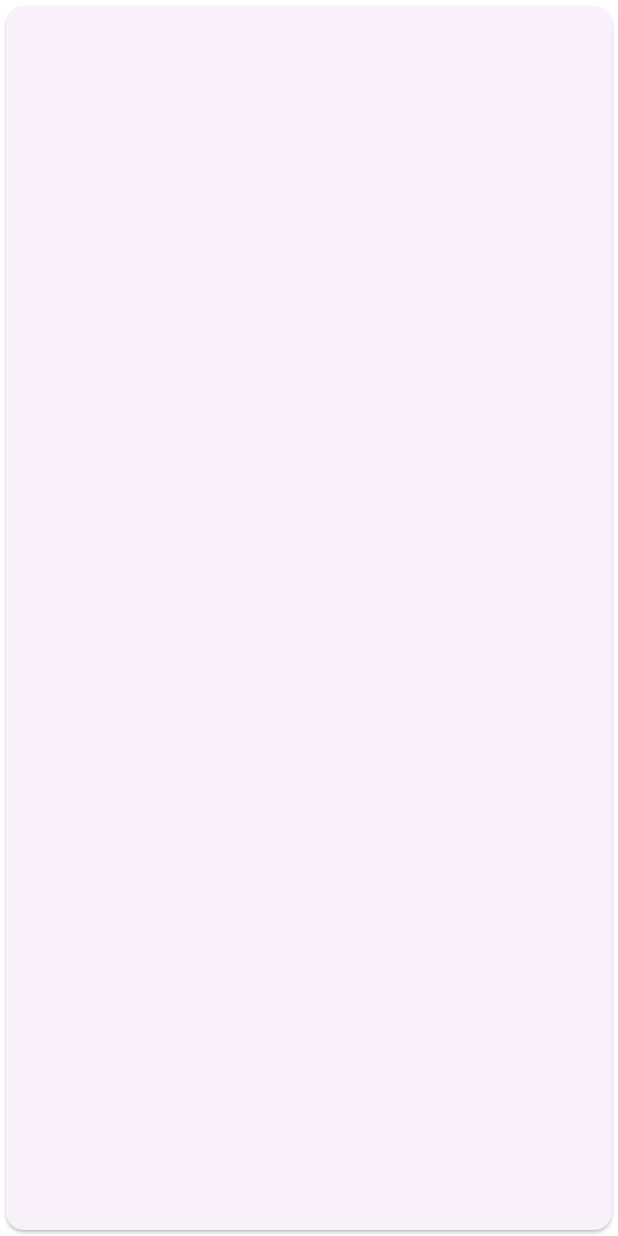
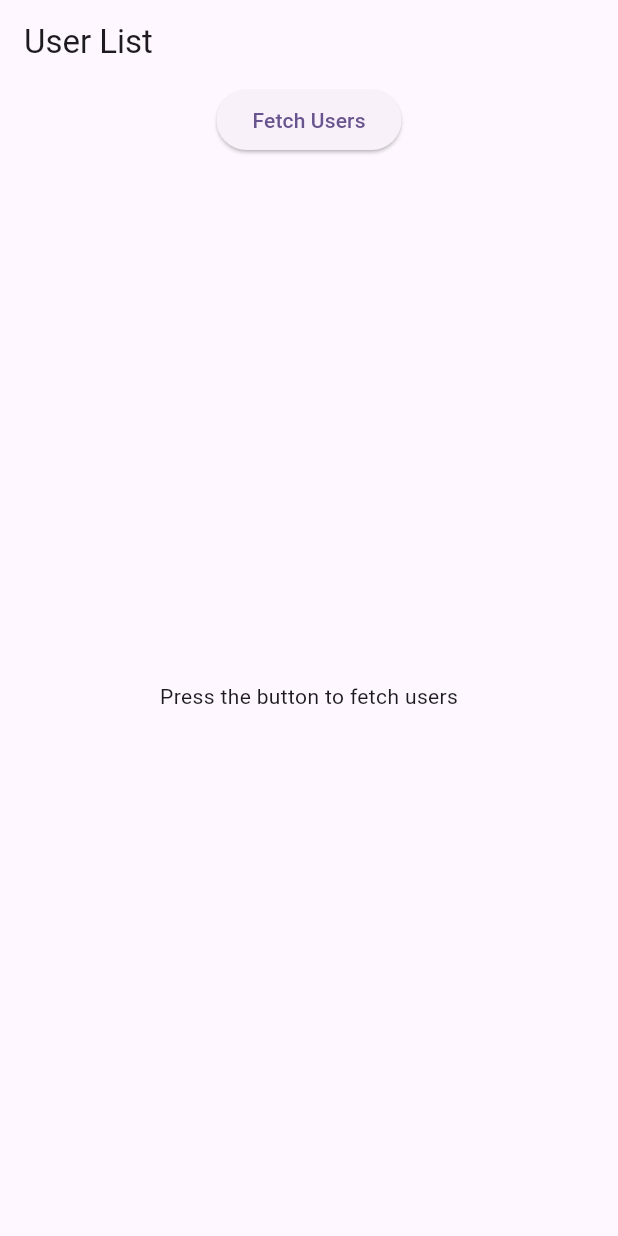
Before and after one commit to eduardo-chan/Flutter-App, a Flutter app: the screen it shows after launch, on a phone screen of 412 x 824 dp. Run offline on Flutter 3.47's test engine with Material 3 defaults, Android fonts, the phone set to English and light mode, and no system bars; our stand-ins replace bloc, equatable, flutter_bloc.

```diff
--- a/lib/data/repository/user_repository.dart
+++ b/lib/data/repository/user_repository.dart
@@ -4,16 +4,21 @@ import '../models/user_model.dart';
 
 class UserRepository {
   final String apiUrl;
-  final String accessToken;
+  //final String accessToken;
 
-  UserRepository({required this.apiUrl, required this.accessToken});
+  UserRepository(
+      {
+        required this.apiUrl
+        //required this.accessToken
+      }
+  );
 
   Future<void> createUser(UserModel user) async {
     final response = await http.post(
       Uri.parse('$apiUrl/users'),
       headers: <String, String>{
         'Content-Type': 'application/json; charset=UTF-8',
-        'Authorization': 'Bearer $accessToken',
+        //'Authorization': 'Bearer $accessToken',
       },
       body: jsonEncode(user.toJson()..remove('id')),
     );
@@ -27,7 +32,7 @@ class UserRepository {
     final response = await http.get(
       Uri.parse('$apiUrl/users/$id'),
       headers: <String, String>{
-        'Authorization': 'Bearer $accessToken',
+        //'Authorization': 'Bearer $accessToken',
       },
     );
 
@@ -43,7 +48,7 @@ class UserRepository {
       Uri.parse('$apiUrl/users'),
       headers: <String, String>{
         'Content-Type': 'application/json; charset=UTF-8',
-        'Authorization': 'Bearer $accessToken',
+        //'Authorization': 'Bearer $accessToken',
       },
       body: jsonEncode(user.toJson()),
     );
@@ -57,7 +62,7 @@ class UserRepository {
     final response = await http.delete(
       Uri.parse('$apiUrl/users/$id'),
       headers: <String, String>{
-        'Authorization': 'Bearer $accessToken',
+        //'Authorization': 'Bearer $accessToken',
       },
     );
 
@@ -68,10 +73,10 @@ class UserRepository {
 
   Future<List<UserModel>> getAllUsers() async {
     final response = await http.get(
-      Uri.parse('$apiUrl/users'),
+      Uri.parse('$apiUrl'),
       headers: <String, String>{
         'Content-Type': 'application/json; charset=UTF-8',
-        'Authorization': 'Bearer $accessToken',
+        //'Authorization': 'Bearer $accessToken',
       },
     );
 
--- a/lib/main.dart
+++ b/lib/main.dart
@@ -1,6 +1,7 @@
 import 'package:flutter/material.dart';
-
-
+import 'package:flutter_bloc/flutter_bloc.dart';
+import 'data/repository/user_repository.dart';
+import 'presentation/screens/get_all_users_screen.dart';
 
 void main() {
   runApp(const MyApp());
@@ -8,16 +9,26 @@ void main() {
 
 class MyApp extends StatelessWidget {
   const MyApp({super.key});
+
   @override
   Widget build(BuildContext context) {
-    return MaterialApp(
-      title: 'Flutter Demo',
-      theme: ThemeData(
-        colorScheme: ColorScheme.fromSeed(seedColor: Colors.deepPurple),
-        useMaterial3: true,
+    return MultiRepositoryProvider(
+      providers: [
+        RepositoryProvider(
+          create: (context) => UserRepository(
+            apiUrl: 'https://noeaywzny9.execute-api.us-east-1.amazonaws.com/Prod/hello', // Reemplaza con tu URL
+            //accessToken: 'your-access-token', // Reemplaza con tu token
+          ),
+        ),
+      ],
+      child: MaterialApp(
+        title: 'Flutter Demo',
+        theme: ThemeData(
+          colorScheme: ColorScheme.fromSeed(seedColor: Colors.deepPurple),
+          useMaterial3: true,
+        ),
+        home: const UserListView(), // Cambia esto para mostrar tu vista
       ),
-      home: const Card()
-      //const MenuAdminScreen(title: "Mi primer pagina con 9B",),
     );
   }
 }
--- /dev/null
+++ b/lib/presentation/screens/get_all_users_screen.dart
@@ -0,0 +1,68 @@
+import 'package:flutter/material.dart';
+import 'package:flutter_bloc/flutter_bloc.dart';
+import '../../data/repository/user_repository.dart';
+import '../cubit/user_cubit.dart';
+import '../cubit/user_state.dart';
+
+class UserListView extends StatelessWidget {
+  const UserListView({super.key});
+
+  @override
+  Widget build(BuildContext context) {
+    return Scaffold(
+      appBar: AppBar(
+        title: const Text('User List'),
+      ),
+      body: BlocProvider(
+        create: (context) => UserCubit(
+          userRepository: RepositoryProvider.of<UserRepository>(context),
+        ),
+        child: const UserListScreen(),
+      ),
+    );
+  }
+}
+
+class UserListScreen extends StatelessWidget {
+  const UserListScreen({super.key});
+
+  @override
+  Widget build(BuildContext context) {
+    final userCubit = BlocProvider.of<UserCubit>(context); //
+
+    return Column(
+      children: [
+        ElevatedButton(
+          onPressed: () {
+            userCubit.fetchAllUsers();
+          },
+          child: const Text('Fetch Users'),
+        ),
+        Expanded(
+          child: BlocBuilder<UserCubit, UserState>(
+            builder: (context, state) {
+              if (state is UserLoading) {
+                return const Center(child: CircularProgressIndicator());
+              } else if (state is UserSuccess) {
+                final users = state.users;
+                return ListView.builder(
+                  itemCount: users.length,
+                  itemBuilder: (context, index) {
+                    final user = users[index];
+                    return ListTile(
+                      title: Text(user.fullName),
+                      subtitle: Text(user.email),
+                    );
+                  },
+                );
+              } else if (state is UserError) {
+                return Center(child: Text('Error: ${state.message}'));
+              }
+              return const Center(child: Text('Press the button to fetch users'));
+            },
+          ),
+        ),
+      ],
+    );
+  }
+}
```
